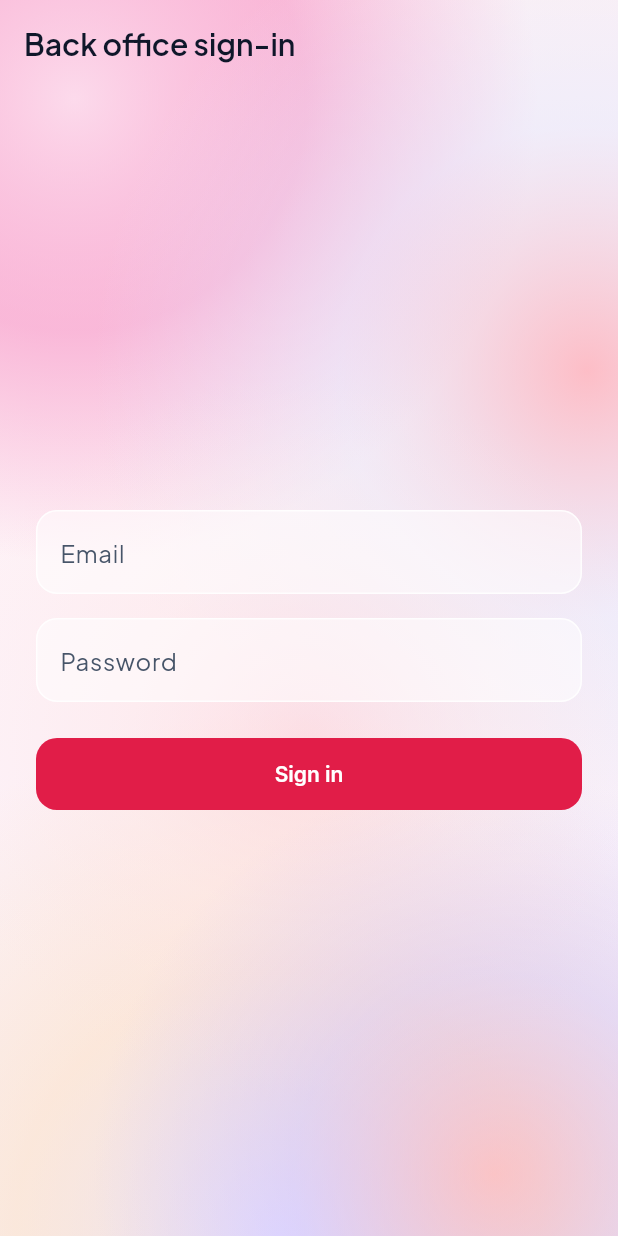
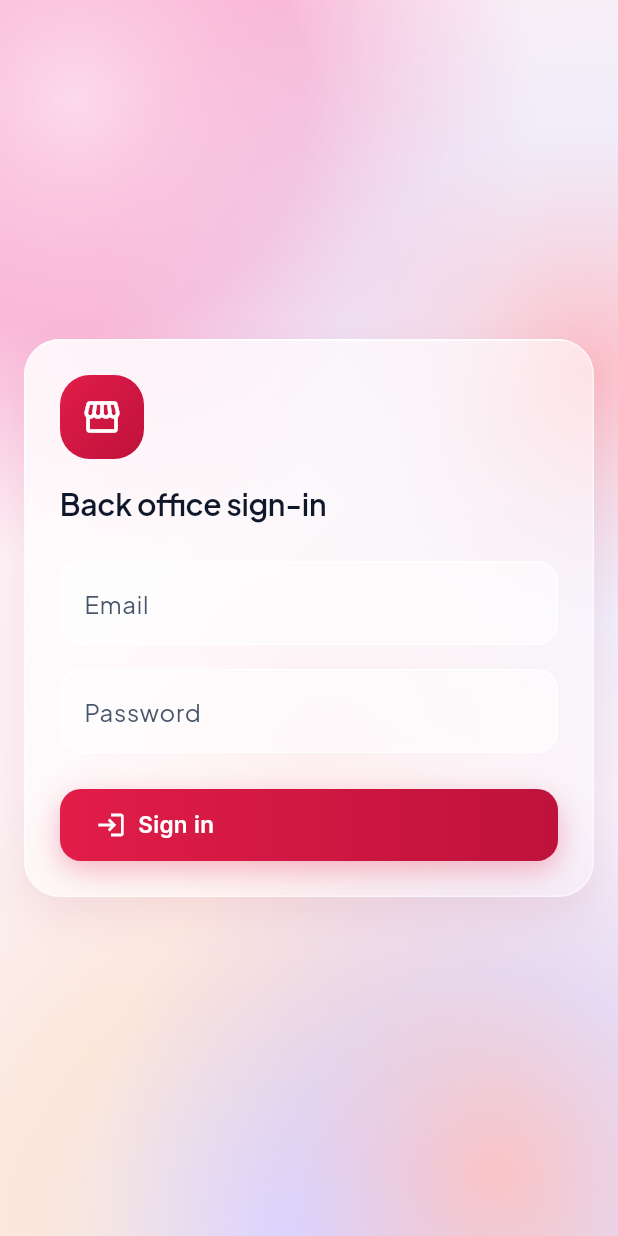
Before and after one commit to Kaitodshen/CashierA, a Flutter app: the SignInScreen screen opened by its route, on a phone screen of 412 x 824 dp. Run offline on Flutter 3.47's test engine with Material 3 defaults, Android fonts, the phone set to English and light mode, and no system bars; drawn by our look-alikes of toastification; our stand-ins replace clock, connectivity_plus, drift, drift_flutter, file_picker, fl_chart and 9 more; missing offline and left inert: barcode, bcrypt, excel_plus, flutter_thermal_printer; accounts and stored records are empty; generated files the repository leaves out were written again; network calls fail.

Commit message:
Redesign: back-office sign-in and overview home
Sign-in is one centred glass card with the logo tile and a gradient
Sign in button. The home page puts the signed-in person, the dashboard
and the store rows (code tile, name, address, pairing action) on glass,
and empty and error states in glass cards. Report figures (SummaryTile)
and the dashboard panels use glass instead of Material cards.

Co-Authored-By: Claude Opus 5.5 <noreply@anthropic.com>
Claude-Session: https://claude.ai/code/session_012up6QxPcdAfCZ1ZkWAgkBR

```diff
--- a/app/lib/features/back_office/presentation/sign_in_screen.dart
+++ b/app/lib/features/back_office/presentation/sign_in_screen.dart
@@ -1,5 +1,7 @@
 import 'package:cashiera/core/auth/models.dart';
 import 'package:cashiera/core/design_system/tokens.dart';
+import 'package:cashiera/core/design_system/widgets/buttons.dart';
+import 'package:cashiera/core/design_system/widgets/flow.dart';
 import 'package:cashiera/core/design_system/widgets/toasts.dart';
 import 'package:cashiera/core/l10n/l10n.dart';
 import 'package:cashiera/core/session/session_controller.dart';
@@ -46,19 +48,25 @@ class _SignInScreenState extends ConsumerState<SignInScreen> {
   @override
   Widget build(BuildContext context) {
     final l10n = context.l10n;
-    return Scaffold(
-      appBar: AppBar(title: Text(l10n.adminSignInTitle)),
-      body: Center(
-        child: SingleChildScrollView(
-          padding: const EdgeInsets.all(AppSpacing.xl),
-          child: ConstrainedBox(
-            constraints: const BoxConstraints(maxWidth: 400),
+    return CenteredGlassPage(
+      maxWidth: 440,
       child: AutofillGroup(
         child: Form(
           key: _formKey,
           child: Column(
+            mainAxisSize: MainAxisSize.min,
             crossAxisAlignment: CrossAxisAlignment.stretch,
             children: [
+              const Align(
+                alignment: Alignment.centerLeft,
+                child: AppLogoTile(),
+              ),
+              const SizedBox(height: AppSpacing.lg),
+              Text(
+                l10n.adminSignInTitle,
+                style: Theme.of(context).textTheme.headlineMedium,
+              ),
+              const SizedBox(height: AppSpacing.xl),
               TextFormField(
                 key: const Key('sign-in-email'),
                 controller: _email,
@@ -79,29 +87,24 @@ class _SignInScreenState extends ConsumerState<SignInScreen> {
                 enabled: !_busy,
                 obscureText: true,
                 autofillHints: const [AutofillHints.password],
-                      decoration: InputDecoration(
-                        labelText: l10n.adminPassword,
-                      ),
-                      validator: (v) => (v?.length ?? 0) >= 8
-                          ? null
-                          : l10n.adminPasswordShort,
+                decoration: InputDecoration(labelText: l10n.adminPassword),
+                validator: (v) =>
+                    (v?.length ?? 0) >= 8 ? null : l10n.adminPasswordShort,
                 onFieldSubmitted: (_) => _submit(),
               ),
               const SizedBox(height: AppSpacing.xl),
-                    FilledButton(
+              PrimaryButton(
                 key: const Key('sign-in-submit'),
+                expand: true,
                 onPressed: _busy ? null : _submit,
-                      child: _busy
-                          ? const SizedBox.square(
-                              dimension: 18,
-                              child: CircularProgressIndicator(strokeWidth: 2),
-                            )
-                          : Text(l10n.adminSignIn),
+                icon: Icons.login,
+                label: l10n.adminSignIn,
               ),
+              if (_busy) ...[
+                const SizedBox(height: AppSpacing.md),
+                const LinearProgressIndicator(),
               ],
-                ),
-              ),
-            ),
+            ],
           ),
         ),
       ),
```
Also changed, not shown: app/lib/features/back_office/presentation/back_office_home_screen.dart (+110 -35 lines), app/lib/features/reports/presentation/dashboard_panel.dart (+13 -6 lines), app/lib/features/reports/presentation/report_widgets.dart (+8 -2 lines), 2 other files. Lines whose indentation alone changed are shown as unchanged.
